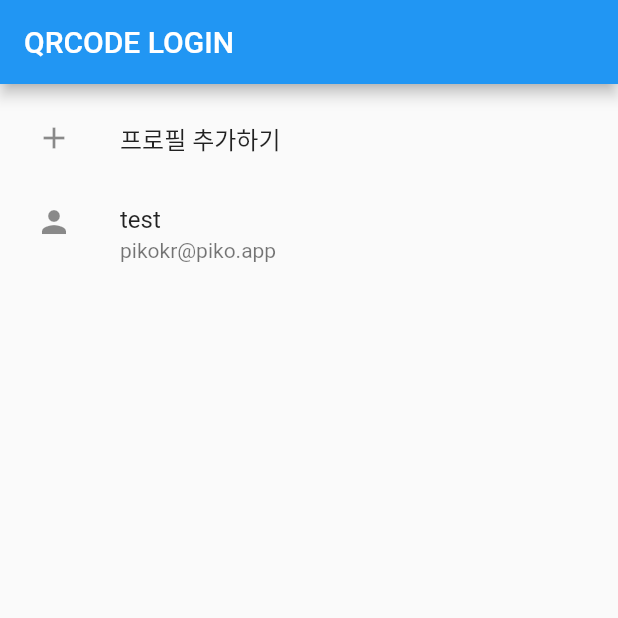
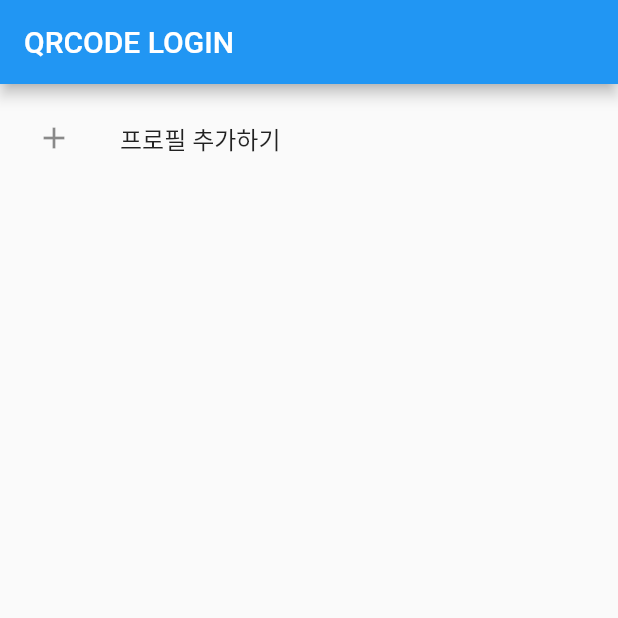
Before and after one commit to paring-chan/qrcode_login, a Flutter app: the screen it shows after launch, on a phone screen of 412 x 824 dp, the top half of it. Run offline on Flutter 3.47's test engine with Material 2 defaults, Android fonts, the phone set to English and light mode, and no system bars.

Commit message:
feat: remove sample profile

```diff
--- a/lib/ProfileListView.dart
+++ b/lib/ProfileListView.dart
@@ -1,7 +1,5 @@
 import 'package:flutter/cupertino.dart';
 import 'package:flutter/material.dart';
-import 'package:qrlogin/LoginProfile.dart';
-import 'package:qrlogin/ProfileTile.dart';
 import 'package:qrlogin/pages/AddProfilePage.dart';
 
 class ProfileListView extends StatelessWidget {
@@ -17,7 +15,6 @@ class ProfileListView extends StatelessWidget {
             Navigator.push(context, MaterialPageRoute(builder: (context) => AddProfilePage()));
           },
         ),
-        ProfileTile(buildProfile('pikokr@piko.app', 'test', 'test'))
       ],
     );
   }
```
